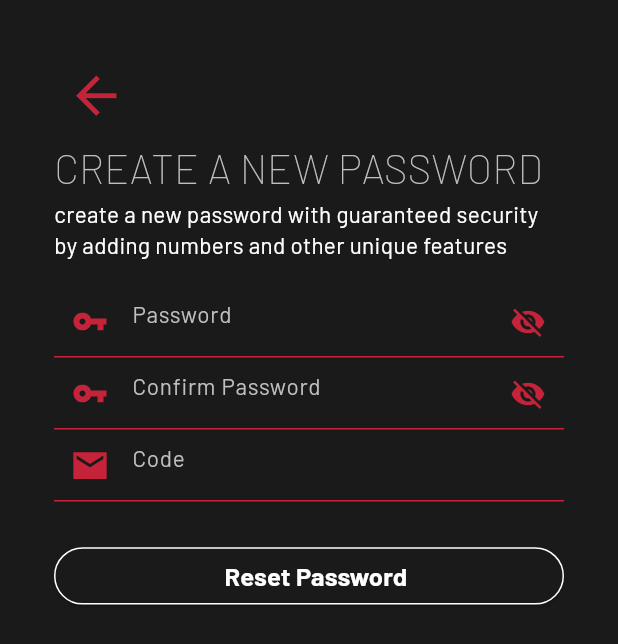
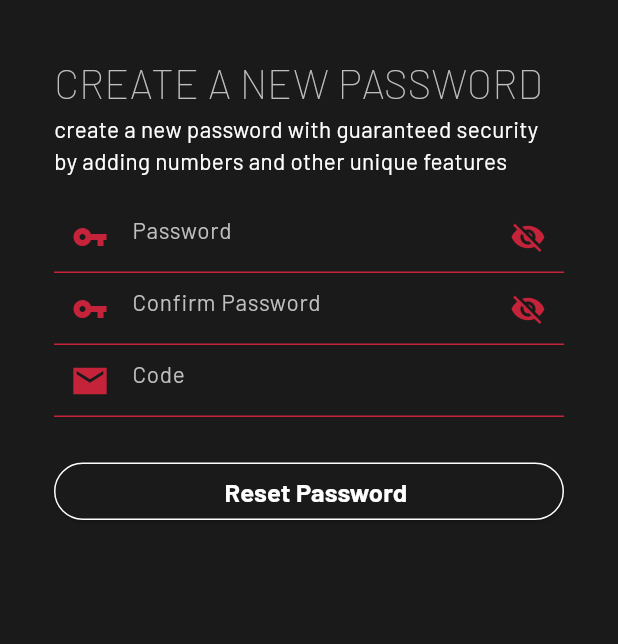
Before and after one commit to obillahh/sagara_coding_card_app, a Flutter app: the ResetPasswordScreenPage screen opened by its route, on a phone screen of 412 x 824 dp. Shown: the top 644 px of the screen. Run offline on Flutter 3.47's test engine with Material 3 defaults, Android fonts, the phone set to English and light mode, and no system bars; our stand-ins replace app_links, bloc, dio, equatable, flutter_bloc, flutter_form_builder and 9 more; missing offline and left inert: dart_jsonwebtoken, qr_code_scanner; accounts and stored records are empty.

Commit message:
fix: remove pop navigation in reset password page, fix shimmer loading collection page

```diff
--- a/lib/presentation/pages/collection_screen_page.dart
+++ b/lib/presentation/pages/collection_screen_page.dart
@@ -217,9 +217,8 @@ class _CollectionScreenPageState extends State<CollectionScreenPage> {
                               baseColor: Colors.grey.shade800,
                               highlightColor: Colors.grey.shade700,
                               direction: ShimmerDirection.ttb,
-                              // period: const Duration(milliseconds: 800),
                               child: Container(
-                                height: 200.h,
+                                height: 180.h,
                                 width: 100.w,
                                 decoration: BoxDecoration(
                                   borderRadius: BorderRadius.circular(4),
--- a/lib/presentation/pages/login_screen_page.dart
+++ b/lib/presentation/pages/login_screen_page.dart
@@ -157,7 +157,9 @@ class _LoginScreenPageState extends State<LoginScreenPage> {
                               context: context,
                               builder: (context) {
                                 return const Center(
-                                  child: CircularProgressIndicator(),
+                                  child: CircularProgressIndicator(
+                                    color: AppColors.primary,
+                                  ),
                                 );
                               },
                             );
--- a/lib/presentation/pages/reset_password_screen_page.dart
+++ b/lib/presentation/pages/reset_password_screen_page.dart
@@ -35,19 +35,6 @@ class _ResetPasswordScreenPageState extends State<ResetPasswordScreenPage> {
         child: Column(
           crossAxisAlignment: CrossAxisAlignment.start,
           children: [
-            Align(
-              alignment: Alignment.topLeft,
-              child: IconButton(
-                onPressed: () {
-                  context.pop();
-                },
-                icon: Icon(
-                  Icons.arrow_back,
-                  color: AppColors.primary,
-                  size: 38.sp,
-                ),
-              ),
-            ),
             Text(
               'create a new password'.toUpperCase(),
               style: AppFonts.appFont.headlineSmall!.copyWith(
```
Also changed, not shown: 1 other file.
